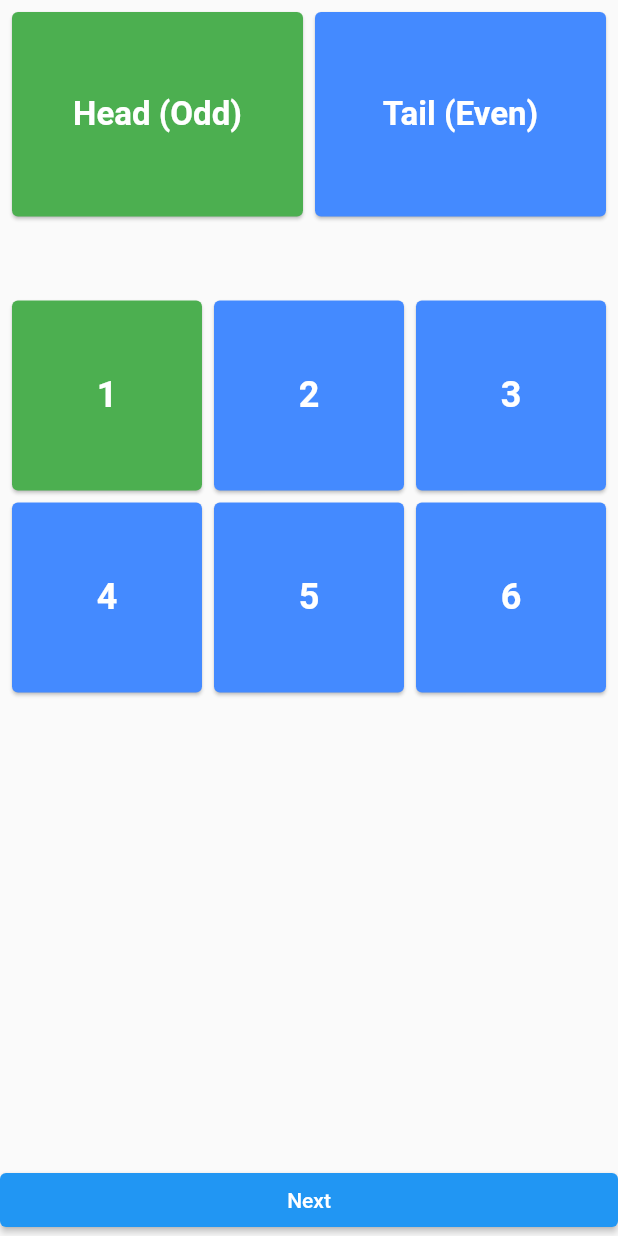
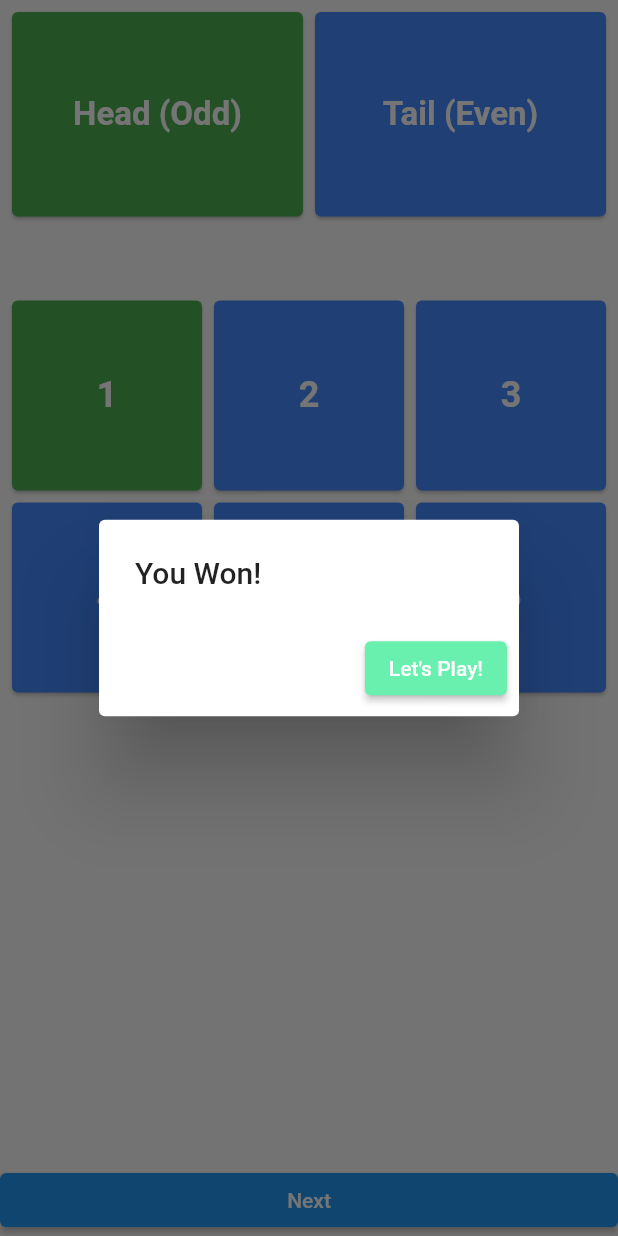
Before and after one commit to arpitgandhi9/hand_cricket_flutter, a Flutter app: the TossScreen widget shown alone on an empty page, opened directly, after a tap on "Next", on a phone screen of 412 x 824 dp. Run offline on Flutter 3.47's test engine with Material 2 defaults, Android fonts, the phone set to English and light mode, and no system bars; our stand-ins replace bloc, flutter_bloc, hive; accounts and stored records are empty.

Commit message:
Game toss determination

```diff
--- a/lib/game/bloc/game_bloc.dart
+++ b/lib/game/bloc/game_bloc.dart
@@ -1,6 +1,7 @@
 import 'dart:math';
 
 import 'package:bloc/bloc.dart';
+import 'package:flutter/material.dart';
 import 'package:hand_cricket/game/game.dart';
 import 'package:meta/meta.dart';
 
@@ -19,6 +20,8 @@ class GameBloc extends Bloc<GameEvent, GameState> {
 
         // Computer number selection
         int _aiSelection = Random().nextInt(6);
+        print("AI: $_aiSelection");
+        print("User: ${event.selectedNumber}");
 
         // Check if the sum is even or odd
         CoinSide _determinedSide =
@@ -26,6 +29,26 @@ class GameBloc extends Bloc<GameEvent, GameState> {
                 ? CoinSide.tail
                 : CoinSide.head;
         _information.tossWon = _determinedSide == event.coinSide;
+        showDialog(
+          context: event.context,
+          builder: (context) {
+            return AlertDialog(
+              title: Text(_information.tossWon ? "You Won!" : "AI bats"),
+              actions: [
+                ElevatedButton(
+                  onPressed: () => Navigator.pop(context),
+                  style: ButtonStyle(
+                    backgroundColor: MaterialStateProperty.all<Color>(
+                      Colors.greenAccent,
+                    ),
+                  ),
+                  child: const Text("Let's Play!"),
+                ),
+              ],
+            );
+          },
+        );
+        emit(GamePlayStartState());
       }
     });
   }
--- a/lib/game/bloc/game_event.dart
+++ b/lib/game/bloc/game_event.dart
@@ -4,8 +4,13 @@ part of 'game_bloc.dart';
 abstract class GameEvent {}
 
 class GameTossResultEvent extends GameEvent {
+  final BuildContext context;
   final CoinSide coinSide;
   final int selectedNumber;
 
-  GameTossResultEvent(this.coinSide, this.selectedNumber);
+  GameTossResultEvent(
+    this.context, {
+    required this.coinSide,
+    required this.selectedNumber,
+  });
 }
--- a/lib/game/bloc/game_state.dart
+++ b/lib/game/bloc/game_state.dart
@@ -4,3 +4,5 @@ part of 'game_bloc.dart';
 abstract class GameState {}
 
 class GameInitial extends GameState {}
+
+class GamePlayStartState extends GameState {}
--- a/lib/game/game_screen.dart
+++ b/lib/game/game_screen.dart
@@ -3,6 +3,7 @@ import 'package:flutter_bloc/flutter_bloc.dart';
 
 import '../landing/landing.dart';
 import '../toss/toss.dart';
+import 'game.dart';
 
 class GameScreen extends StatefulWidget {
   const GameScreen({Key? key}) : super(key: key);
@@ -61,9 +62,16 @@ class _GameScreen extends State<GameScreen> {
       body: SafeArea(
         child: Container(
           padding: const EdgeInsets.all(10),
-          child: BlocProvider(
-            create: (context) => TossBloc(),
-            child: const TossScreen(),
+          child: BlocBuilder<GameBloc, GameState>(
+            builder: (context, state) {
+              if (state is GamePlayStartState) {
+                return Container();
+              }
+              return BlocProvider(
+                create: (context) => TossBloc(),
+                child: const TossScreen(),
+              );
+            },
           ),
         ),
       ),
--- a/lib/toss/bloc/toss_bloc.dart
+++ b/lib/toss/bloc/toss_bloc.dart
@@ -1,4 +1,7 @@
 import 'package:bloc/bloc.dart';
+import 'package:flutter/material.dart';
+import 'package:flutter_bloc/flutter_bloc.dart';
+import 'package:hand_cricket/game/game.dart';
 import 'package:meta/meta.dart';
 
 part 'toss_event.dart';
@@ -11,7 +14,8 @@ class TossBloc extends Bloc<TossEvent, TossState> {
   int selectedNumber = 1;
 
   TossBloc() : super(TossInitial()) {
-    on<TossEvent>((event, emit) {
+    on<TossEvent>(
+      (event, emit) {
         if (event is TossCoinSideSelectionEvent) {
           selectedSide = event.coinSide;
         }
@@ -21,8 +25,15 @@ class TossBloc extends Bloc<TossEvent, TossState> {
         }
 
         if (event is TossMakeDecisionEvent) {
-        // TODO: Make decision
+          BlocProvider.of<GameBloc>(event.context).add(
+            GameTossResultEvent(
+              event.context,
+              coinSide: selectedSide,
+              selectedNumber: selectedNumber,
+            ),
+          );
         }
-    });
+      },
+    );
   }
 }
--- a/lib/toss/bloc/toss_event.dart
+++ b/lib/toss/bloc/toss_event.dart
@@ -15,4 +15,8 @@ class TossNumberSelectionEvent extends TossEvent {
   TossNumberSelectionEvent(this.number);
 }
 
-class TossMakeDecisionEvent extends TossEvent {}
+class TossMakeDecisionEvent extends TossEvent {
+  final BuildContext context;
+
+  TossMakeDecisionEvent(this.context);
+}
--- a/lib/toss/toss_screen.dart
+++ b/lib/toss/toss_screen.dart
@@ -41,7 +41,7 @@ class _TossScreen extends State<TossScreen> {
         ElevatedButton(
           onPressed: () {
             BlocProvider.of<TossBloc>(context).add(
-              TossMakeDecisionEvent(),
+              TossMakeDecisionEvent(context),
             );
           },
           child: const Text("Next"),
```
Lines whose indentation alone changed are shown as unchanged.
